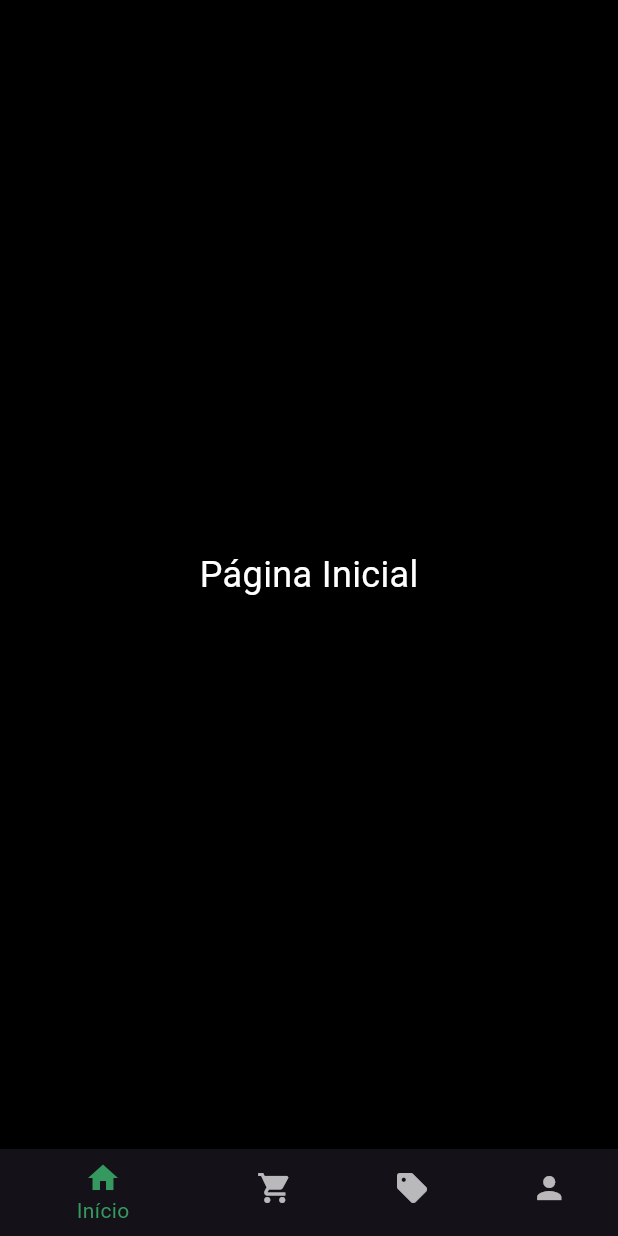
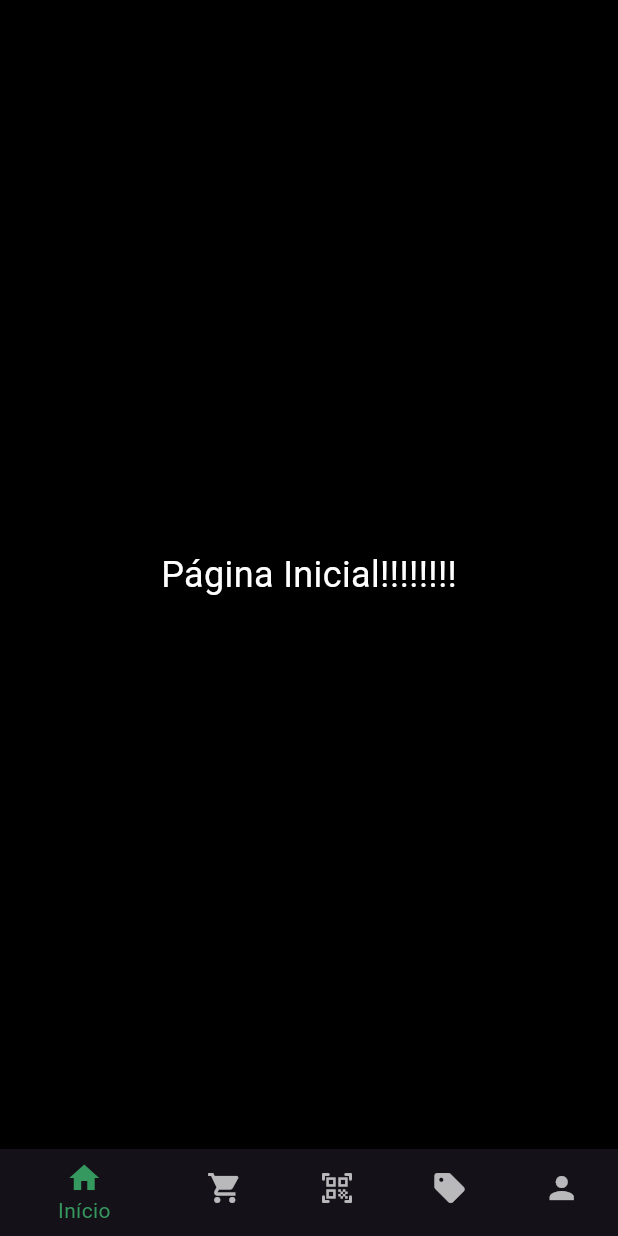
Before and after one commit to Joaovrrodrigues/app_precos, a Flutter app: the HomePage screen opened directly, on a phone screen of 412 x 824 dp. Run offline on Flutter 3.47's test engine with Material 3 defaults, Android fonts, the phone set to English and light mode, and no system bars; statements that could not run were skipped.

```diff
--- /dev/null
+++ b/lib/app/app_widget.dart
@@ -0,0 +1,27 @@
+import 'package:app_precos/app/pages/login_page';
+import 'package:flutter/material.dart';
+import 'pages/home_page.dart'; // adicione o import aqui
+
+class AppWidget extends StatelessWidget {
+  const AppWidget({super.key});
+
+  @override
+  Widget build(BuildContext context) {
+    return MaterialApp(
+      debugShowCheckedModeBanner: false, //remove faixa debug
+      theme: ThemeData.dark().copyWith(
+        scaffoldBackgroundColor: Colors.black,
+        appBarTheme: const AppBarTheme(
+          backgroundColor: Colors.black,
+          foregroundColor: Colors.white,
+        ),
+        bottomNavigationBarTheme: const BottomNavigationBarThemeData(
+          backgroundColor: Colors.black,
+          selectedItemColor: Color.fromARGB(255, 53, 153, 95),
+          unselectedItemColor: Colors.white70,
+        ),
+      ),
+      home: const LoginPage(),
+    );
+  }
+}
--- /dev/null
+++ b/lib/app/pages/home_page.dart
@@ -0,0 +1,40 @@
+import 'package:app_precos/app/pages/principal_page.dart';
+import 'package:flutter/material.dart';
+import '../widgets/custom_bottom_nav_bar.dart';
+
+
+class HomePage extends StatefulWidget {
+  const HomePage({super.key});
+
+  @override
+  State<HomePage> createState() => _HomePageState();
+}
+
+class _HomePageState extends State<HomePage> {
+  int _selectedIndex = 0;
+
+  final List<Widget> _pages = [
+  PrincipalPage(),
+  PrincipalPage(),
+  PrincipalPage(),
+  PrincipalPage(),
+  PrincipalPage(),
+];
+
+  void _onItemTapped(int index) {
+    setState(() {
+      _selectedIndex = index;
+    });
+  }
+
+  @override
+  Widget build(BuildContext context) {
+    return Scaffold(
+      body: _pages[_selectedIndex],
+      bottomNavigationBar: CustomBottomNavBar(
+        currentIndex: _selectedIndex,
+        onTap: _onItemTapped,
+      ),
+    );
+  }
+}
--- /dev/null
+++ b/lib/app/pages/principal_page.dart
@@ -0,0 +1,15 @@
+import 'package:flutter/material.dart';
+
+class PrincipalPage extends StatelessWidget {
+  const PrincipalPage({super.key});
+
+  @override
+  Widget build(BuildContext context) {
+    return const Center(
+      child: Text(
+        'Página Inicial!!!!!!!!',
+        style: TextStyle(fontSize: 24, color: Colors.white),
+      ),
+    );
+  }
+}
--- /dev/null
+++ b/lib/app/widgets/custom_bottom_nav_bar.dart
@@ -0,0 +1,27 @@
+import 'package:flutter/material.dart';
+
+class CustomBottomNavBar extends StatelessWidget {
+  final int currentIndex;
+  final Function(int) onTap;
+
+  const CustomBottomNavBar({
+    super.key,
+    required this.currentIndex,
+    required this.onTap,
+  });
+
+  @override
+  Widget build(BuildContext context) {
+    return BottomNavigationBar(
+      currentIndex: currentIndex,
+      onTap: onTap,
+      items: const [
+        BottomNavigationBarItem(icon: Icon(Icons.home), label: 'Início'),
+        BottomNavigationBarItem(icon: Icon(Icons.shopping_cart), label: 'Minhas Listas'),
+        BottomNavigationBarItem(icon: Icon(Icons.qr_code_scanner_rounded), label: 'scannear'),
+        BottomNavigationBarItem(icon: Icon(Icons.sell), label: 'Ofertas'),
+        BottomNavigationBarItem(icon: Icon(Icons.person), label: 'Menu'),
+      ],
+    );
+  }
+}
--- a/lib/home_page.dart
+++ /dev/null
@@ -1,42 +0,0 @@
-import 'package:flutter/material.dart';
-
-class HomePage extends StatefulWidget {
-  const HomePage({super.key});
-
-  @override
-  State<HomePage> createState() => _HomePageState();
-}
-
-class _HomePageState extends State<HomePage> {
-  int _selectedIndex = 0;
-
-  static const List<Widget> _pages = <Widget>[
-    Center(child: Text('Página Inicial', style: TextStyle(fontSize: 24, color: Colors.white))),
-    Center(child: Text('Listas', style: TextStyle(fontSize: 24, color: Colors.white))),
-    Center(child: Text('Ofertas', style: TextStyle(fontSize: 24, color: Colors.white))),
-    Center(child: Text('Menu', style: TextStyle(fontSize: 24, color: Colors.white))),
-  ];
-
-  void _onItemTapped(int index) {
-    setState(() {
-      _selectedIndex = index;
-    });
-  }
-
-  @override
-  Widget build(BuildContext context) {
-    return Scaffold(
-      body: _pages[_selectedIndex],
-      bottomNavigationBar: BottomNavigationBar(
-        currentIndex: _selectedIndex,
-        onTap: _onItemTapped,
-        items: const [
-          BottomNavigationBarItem(icon: Icon(Icons.home), label: 'Início'),
-          BottomNavigationBarItem(icon: Icon(Icons.shopping_cart), label: 'Minhas Listas'),
-          BottomNavigationBarItem(icon: Icon(Icons.sell), label: 'Ofertas'),
-          BottomNavigationBarItem(icon: Icon(Icons.person), label: 'Menu'),
-        ],
-      ),
-    );
-  }
-}
--- a/lib/main.dart
+++ b/lib/main.dart
@@ -1,29 +1,7 @@
+import 'package:app_precos/app/app_widget.dart';
 import 'package:flutter/material.dart';
-import '/home_page.dart';
+import 'app/pages/home_page.dart';
 
 void main() {
-  runApp(const MyApp());
+  runApp(const AppWidget());
 }
-
-class MyApp extends StatelessWidget {
-  const MyApp({super.key});
-
-  @override
-  Widget build(BuildContext context) {
-    return MaterialApp(
-      theme: ThemeData.dark().copyWith(
-        scaffoldBackgroundColor: Colors.black,
-        appBarTheme: const AppBarTheme(
-          backgroundColor: Colors.black,
-          foregroundColor: Colors.white,
-        ),
-        bottomNavigationBarTheme: const BottomNavigationBarThemeData(
-          backgroundColor: Colors.black,
-          selectedItemColor: Color.fromARGB(255, 53, 153, 95),
-          unselectedItemColor: Colors.white70,
-        ),
-      ),
-      home: const HomePage(), // Define a tela inicial
-    );
-  }
-}
--- a/pubspec.yaml
+++ b/pubspec.yaml
@@ -30,6 +30,7 @@ environment:
 dependencies:
   flutter:
     sdk: flutter
+  google_fonts: ^6.1.0
 
   # The following adds the Cupertino Icons font to your application.
   # Use with the CupertinoIcons class for iOS style icons.
```
Also changed, not shown: pubspec.lock, 2 other files.
